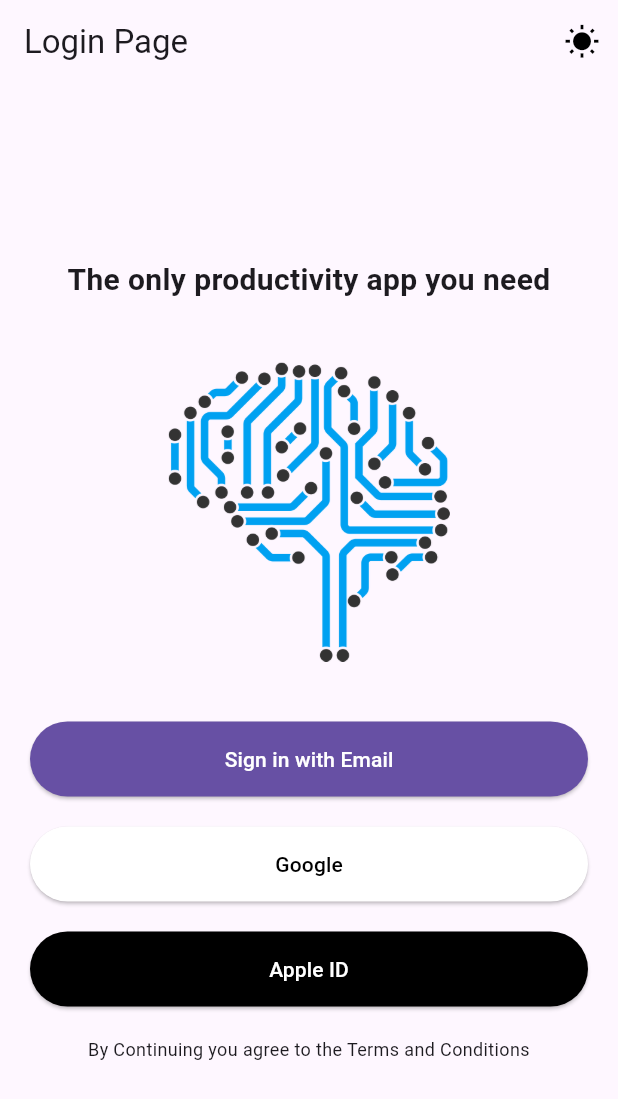
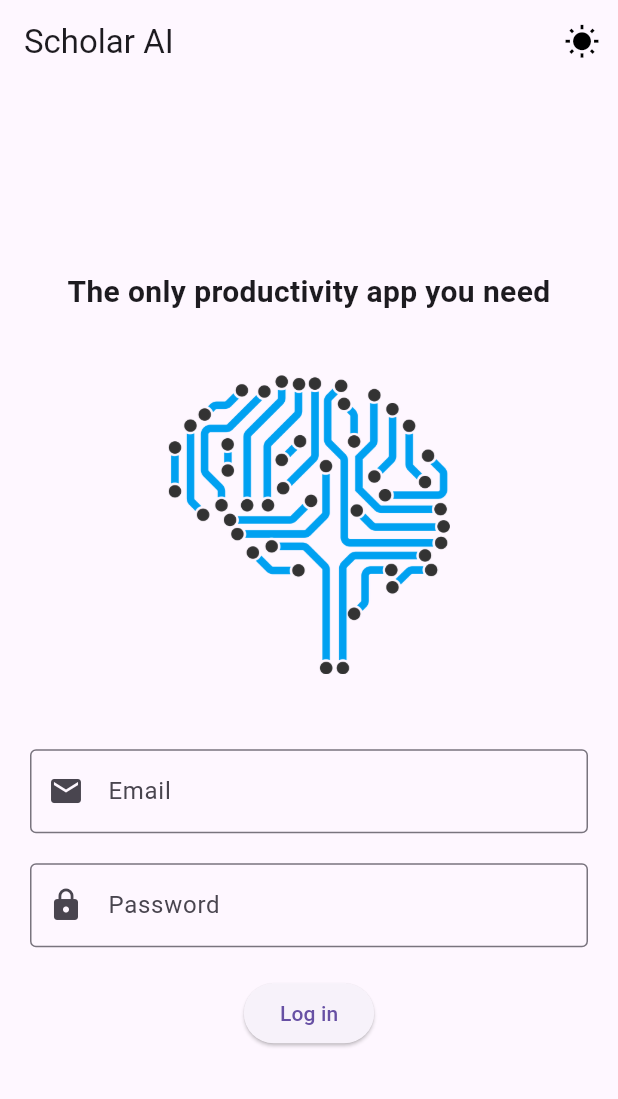
Before and after one commit to LohithBalireddigari/ScholarAI, a Flutter app: the screen it shows after launch, after a tap on "Sign in with Email", on a phone screen of 412 x 824 dp. Shown: the top 1099 px of the screen. Run offline on Flutter 3.47's test engine with Material 3 defaults, Android fonts, the light colour scheme and no system bars.

Commit message:
updated login page with formatted structre

```diff
--- a/lib/app/material/colors.dart
+++ /dev/null
@@ -1,5 +0,0 @@
-import 'package:flutter/material.dart';
-
-class AppColors {
-  static const Color appIconColor = Colors.red;
-}
--- a/lib/app/material/toggle.dart
+++ /dev/null
@@ -1,22 +0,0 @@
-import 'package:flutter/material.dart';
-
-class ThemeToggleSwitch extends StatelessWidget {
-  final bool isDarkMode;
-  final Function(bool) onToggle;
-
-  const ThemeToggleSwitch({
-    super.key,
-    required this.isDarkMode,
-    required this.onToggle,
-  });
-
-  @override
-  Widget build(BuildContext context) {
-    return IconButton(
-      icon: Icon(isDarkMode ? Icons.nightlight_round : Icons.wb_sunny),
-      color: isDarkMode ? Colors.white : Colors.black,
-      onPressed: () => onToggle(!isDarkMode),
-      tooltip: isDarkMode ? 'Switch to light mode' : 'Switch to dark mode',
-    );
-  }
-}
--- a/lib/app/screens/login_page.dart
+++ /dev/null
@@ -1,126 +0,0 @@
-import 'package:flutter/material.dart';
-import '../material/toggle.dart';  // Adjust the path as necessary
-
-void main() => runApp(const MyApp());
-
-class MyApp extends StatelessWidget {
-  const MyApp({super.key});
-
-  @override
-  Widget build(BuildContext context) {
-    return const MaterialApp(
-      home: ThemeManager(),
-    );
-  }
-}
-
-class ThemeManager extends StatefulWidget {
-  const ThemeManager({super.key});
-
-  @override
-  _ThemeManagerState createState() => _ThemeManagerState();
-}
-
-class _ThemeManagerState extends State<ThemeManager> {
-  bool _isDarkMode = false;  // Initial theme state
-
-  void _toggleTheme(bool isDark) {
-    setState(() {
-      _isDarkMode = isDark;
-    });
-  }
-
-  @override
-  Widget build(BuildContext context) {
-    return MaterialApp(
-      theme: _isDarkMode ? ThemeData.dark() : ThemeData.light(),
-      home: LoginPage(
-        isDarkMode: _isDarkMode,
-        toggleTheme: _toggleTheme,
-      ),
-    );
-  }
-}
-
-class LoginPage extends StatelessWidget {
-  final bool isDarkMode;
-  final Function(bool) toggleTheme;
-
-  const LoginPage({
-    super.key,
-    required this.isDarkMode,
-    required this.toggleTheme,
-  });
-
-  @override
-  Widget build(BuildContext context) {
-    return Scaffold(
-      backgroundColor: Theme.of(context).scaffoldBackgroundColor,
-      appBar: AppBar(
-        title: const Text('Login Page'),
-        actions: [
-          ThemeToggleSwitch(isDarkMode: isDarkMode, onToggle: toggleTheme),
-        ],
-      ),
-      body: Padding(
-        padding: const EdgeInsets.all(20),
-        child: Column(
-          mainAxisAlignment: MainAxisAlignment.center,
-          children: <Widget>[
-            Text(
-              'The only productivity app you need',
-              textAlign: TextAlign.center,
-              style: TextStyle(
-                color: Theme.of(context).textTheme.bodyLarge?.color,
-                fontSize: 20,
-                fontWeight: FontWeight.bold,
-              ),
-            ),
-            const SizedBox(height: 40),
-            Image.asset(
-              'assets/images/logo.png',
-              height: 200,
-              fit: BoxFit.contain,
-            ),
-            const SizedBox(height: 40),
-            ElevatedButton(
-              style: ElevatedButton.styleFrom(
-                foregroundColor: Colors.white, backgroundColor: Theme.of(context).primaryColor,
-                minimumSize: const Size(double.infinity, 50),
-              ),
-              onPressed: () {},
-              child: const Text('Sign in with Email'),
-            ),
-            const SizedBox(height: 20),
-            ElevatedButton(
-              style: ElevatedButton.styleFrom(
-                foregroundColor: Colors.black, backgroundColor: Colors.white,
-                minimumSize: const Size(double.infinity, 50),
-              ),
-              onPressed: () {},
-              child: const Text('Google'),
-            ),
-            const SizedBox(height: 20),
-            ElevatedButton(
-              style: ElevatedButton.styleFrom(
-                foregroundColor: Colors.white, backgroundColor: Colors.black,
-                minimumSize: const Size(double.infinity, 50),
-              ),
-              onPressed: () {},
-              child: const Text('Apple ID'),
-            ),
-            const SizedBox(height: 20),
-            Text(
-              'By Continuing you agree to the Terms and Conditions',
-              textAlign: TextAlign.center,
-              style: TextStyle(
-                color: Theme.of(context).textTheme.bodySmall?.color,
-                fontSize: 12,
-              ),
-            ),
-          ],
-        ),
-      ),
-    );
-  }
-}
--- a/lib/app/screens/toggle.dart
+++ /dev/null
@@ -1 +0,0 @@
-// TODO Implement this library.
--- a/lib/main.dart
+++ b/lib/main.dart
@@ -1,24 +1,13 @@
 import 'package:flutter/material.dart';
-import 'app/screens/login_page.dart'; // Adjust the path according to your project structure
+import 'package:provider/provider.dart';
+import 'providers/theme_provider.dart';
+import 'screens/theme_manager.dart';
 
 void main() {
-  runApp(const MyApp());
+  runApp(
+    ChangeNotifierProvider(
+      create: (context) => ThemeProvider(),
+      child: const ThemeManager(),
+    ),
+  );
 }
-
-class MyApp extends StatelessWidget {
-  const MyApp({super.key});
-
-  @override
-  Widget build(BuildContext context) {
-    bool isDarkMode = false; // You can determine this based on user settings or system settings
-
-    return MaterialApp(
-      title: 'Flutter Demo',
-      theme: ThemeData(
-        primarySwatch: Colors.blue,
-        visualDensity: VisualDensity.adaptivePlatformDensity,
-      ),
-      home: LoginPage(isDarkMode: isDarkMode, toggleTheme: (bool ) {  },),
-    );
-  }
-}
--- /dev/null
+++ b/lib/providers/theme_provider.dart
@@ -0,0 +1,12 @@
+import 'package:flutter/material.dart';
+
+class ThemeProvider with ChangeNotifier {
+  bool _isDarkMode = false; // Default theme is light mode
+
+  bool get isDarkMode => _isDarkMode;
+
+  void toggleTheme(bool bool) {
+    _isDarkMode = !_isDarkMode;
+    notifyListeners();
+  }
+}
--- /dev/null
+++ b/lib/screens/login_page.dart
@@ -0,0 +1,66 @@
+import 'package:flutter/material.dart';
+import 'package:scholarai/widget/email.dart';
+import '../widget/toogle_widget.dart';  // Import the EmailSignIn widget
+
+class LoginPage extends StatefulWidget {
+  const LoginPage({super.key});
+
+  @override
+  _LoginPageState createState() => _LoginPageState();
+}
+
+class _LoginPageState extends State<LoginPage> {
+  bool _isSigningInWithEmail = false;  // State to manage email sign-in visibility
+
+  @override
+  Widget build(BuildContext context) {
+    return Scaffold(
+      backgroundColor: Theme.of(context).scaffoldBackgroundColor,
+      appBar: AppBar(
+        title: const Text('Scholar AI'),
+        actions: [
+          ThemeToggleSwitch(),
+        ],
+      ),
+      body: Padding(
+        padding: const EdgeInsets.all(20),
+        child: Column(
+          mainAxisAlignment: MainAxisAlignment.center,
+          children: <Widget>[
+            Text(
+              'The only productivity app you need',
+              textAlign: TextAlign.center,
+              style: TextStyle(
+                color: Theme.of(context).textTheme.bodyLarge?.color,
+                fontSize: 20,
+                fontWeight: FontWeight.bold,
+              ),
+            ),
+            const SizedBox(height: 40),
+            Image.asset(
+              'assets/images/logo.png',
+              height: 200,
+              fit: BoxFit.contain,
+            ),
+            const SizedBox(height: 50),
+            if (!_isSigningInWithEmail)  // Show the button only if not signing in with email
+              ElevatedButton(
+                style: ElevatedButton.styleFrom(
+                  foregroundColor: Colors.white, backgroundColor: Theme.of(context).primaryColor,
+                  minimumSize: const Size(double.infinity, 50),
+                ),
+                onPressed: () {
+                  setState(() {
+                    _isSigningInWithEmail = true;  // Show the email form and hide the button
+                  });
+                },
+                child: const Text('Sign in with Email'),
+              ),
+            if (_isSigningInWithEmail) EmailSignIn(),  // Show the EmailSignIn widget
+            // Other buttons and text...
+          ],
+        ),
+      ),
+    );
+  }
+}
--- /dev/null
+++ b/lib/screens/theme_manager.dart
@@ -0,0 +1,20 @@
+import 'package:flutter/material.dart';
+import 'package:provider/provider.dart';
+import 'login_page.dart';
+import '../providers/theme_provider.dart'; // Ensure this import is correct
+
+class ThemeManager extends StatelessWidget {
+  const ThemeManager({super.key});
+
+  @override
+  Widget build(BuildContext context) {
+    return Consumer<ThemeProvider>(
+      builder: (context, themeProvider, child) {
+        return MaterialApp(
+          theme: themeProvider.isDarkMode ? ThemeData.dark() : ThemeData.light(),
+          home: const LoginPage(),
+        );
+      },
+    );
+  }
+}
--- /dev/null
+++ b/lib/widget/email.dart
@@ -0,0 +1,70 @@
+import 'package:flutter/material.dart';
+
+class EmailSignIn extends StatefulWidget {
+  const EmailSignIn({Key? key}) : super(key: key);
+
+  @override
+  _EmailSignInState createState() => _EmailSignInState();
+}
+
+class _EmailSignInState extends State<EmailSignIn> {
+  final TextEditingController _emailController = TextEditingController();
+  final TextEditingController _passwordController = TextEditingController();
+  bool _isLoading = false;
+
+  @override
+  Widget build(BuildContext context) {
+    return Column(
+      mainAxisSize: MainAxisSize.min,
+      children: <Widget>[
+        TextField(
+          controller: _emailController,
+          decoration: const InputDecoration(
+            labelText: 'Email',
+            border: OutlineInputBorder(),
+            prefixIcon: Icon(Icons.email),
+          ),
+          keyboardType: TextInputType.emailAddress,
+        ),
+        const SizedBox(height: 20),
+        TextField(
+          controller: _passwordController,
+          decoration: const InputDecoration(
+            labelText: 'Password',
+            border: OutlineInputBorder(),
+            prefixIcon: Icon(Icons.lock),
+          ),
+          obscureText: true,
+        ),
+        const SizedBox(height: 20),
+        _isLoading ? CircularProgressIndicator() : ElevatedButton(
+          onPressed: _attemptLogin,
+          child: const Text('Log in'),
+        ),
+      ],
+    );
+  }
+
+  void _attemptLogin() {
+    setState(() {
+      _isLoading = true;
+    });
+
+    // Simulate a network request/wait
+    Future.delayed(Duration(seconds: 2), () {
+      // This is where you would typically handle actual authentication
+      setState(() {
+        _isLoading = false;
+      });
+
+      // For now, just close the login screen on success
+      if (_emailController.text == "example@example.com" && _passwordController.text == "password") {
+        Navigator.pop(context);
+      } else {
+        ScaffoldMessenger.of(context).showSnackBar(
+          const SnackBar(content: Text('Invalid credentials'))
+        );
+      }
+    });
+  }
+}
--- /dev/null
+++ b/lib/widget/toogle_widget.dart
@@ -0,0 +1,20 @@
+import 'package:flutter/material.dart';
+import 'package:provider/provider.dart';
+import '../providers/theme_provider.dart';  // Adjust the path as necessary
+
+class ThemeToggleSwitch extends StatelessWidget {
+  @override
+  Widget build(BuildContext context) {
+    // Accessing the ThemeProvider from the widget tree
+    final themeProvider = Provider.of<ThemeProvider>(context);
+
+    return IconButton(
+      icon: Icon(themeProvider.isDarkMode ? Icons.nightlight_round : Icons.wb_sunny),
+      onPressed: () {
+        themeProvider.toggleTheme(!themeProvider.isDarkMode);
+      },
+      color: themeProvider.isDarkMode ? Colors.white : Colors.black,
+      tooltip: themeProvider.isDarkMode ? 'Switch to Light Mode' : 'Switch to Dark Mode',
+    );
+  }
+}
--- a/pubspec.yaml
+++ b/pubspec.yaml
@@ -9,6 +9,7 @@ environment:
 dependencies:
   flutter:
     sdk: flutter
+  provider: ^6.0.3
 
 dev_dependencies:
   flutter_test:
```
Also changed, not shown: lib/app/material/dark.dart (deleted, +0 -18 lines), lib/app/material/light.dart (deleted, +0 -18 lines), lib/screens/auth_page.dart (added, +126 -0 lines), lib/screens/home_page.dart (added), pubspec.lock, 1 other file.
